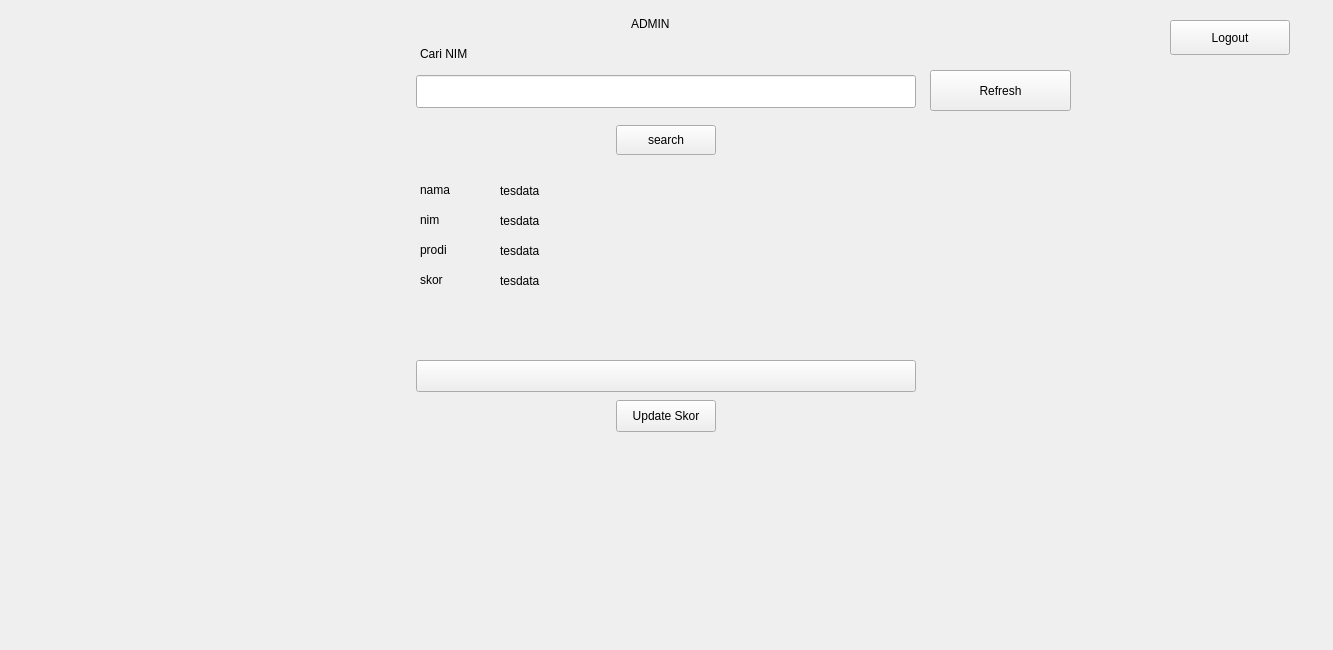
Before: the Qt Designer form main.ui in Najer-jril/app1, drawn with Qt 5.
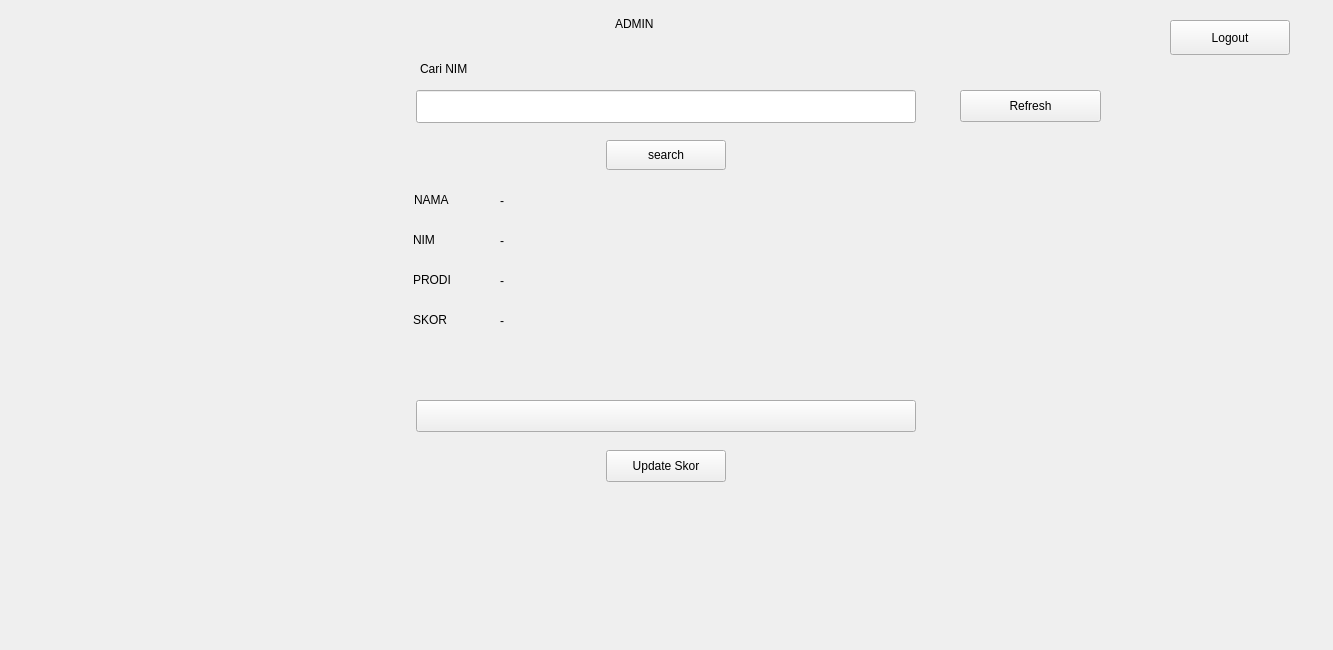
After: the same form once the commit is applied. The open tabs and pages were chosen to show the change. Icons and pictures are not drawn. Custom widgets are drawn as their Qt base class.

Diff of the .ui file:
```diff
--- a/main.ui
+++ b/main.ui
@@ -863,9 +863,9 @@
     <widget class="PushButton" name="PushButton_4">
      <property name="geometry">
       <rect>
-       <x>616</x>
-       <y>125</y>
-       <width>100</width>
+       <x>606</x>
+       <y>140</y>
+       <width>120</width>
        <height>30</height>
       </rect>
      </property>
@@ -877,112 +877,192 @@
      <property name="geometry">
       <rect>
        <x>500</x>
-       <y>240</y>
-       <width>411</width>
+       <y>270</y>
+       <width>541</width>
        <height>21</height>
       </rect>
      </property>
      <property name="text">
-      <string>tesdata</string>
+      <string>-</string>
+     </property>
+     <property name="lightColor" stdset="0">
+      <color>
+       <red>255</red>
+       <green>255</green>
+       <blue>255</blue>
+      </color>
+     </property>
+     <property name="pixelFontSize" stdset="0">
+      <number>16</number>
      </property>
     </widget>
     <widget class="BodyLabel" name="nama_a">
      <property name="geometry">
       <rect>
        <x>500</x>
-       <y>180</y>
-       <width>411</width>
+       <y>190</y>
+       <width>541</width>
        <height>21</height>
       </rect>
      </property>
      <property name="text">
-      <string>tesdata</string>
+      <string>-</string>
+     </property>
+     <property name="lightColor" stdset="0">
+      <color>
+       <red>255</red>
+       <green>255</green>
+       <blue>255</blue>
+      </color>
+     </property>
+     <property name="pixelFontSize" stdset="0">
+      <number>16</number>
      </property>
     </widget>
     <widget class="BodyLabel" name="BodyLabel_9">
      <property name="geometry">
       <rect>
-       <x>420</x>
-       <y>270</y>
-       <width>34</width>
-       <height>19</height>
+       <x>413</x>
+       <y>310</y>
+       <width>41</width>
+       <height>20</height>
       </rect>
      </property>
      <property name="text">
-      <string>skor</string>
+      <string>SKOR</string>
+     </property>
+     <property name="lightColor" stdset="0">
+      <color>
+       <red>255</red>
+       <green>255</green>
+       <blue>255</blue>
+      </color>
+     </property>
+     <property name="pixelFontSize" stdset="0">
+      <number>16</number>
      </property>
     </widget>
     <widget class="BodyLabel" name="BodyLabel_15">
      <property name="geometry">
       <rect>
-       <x>420</x>
-       <y>240</y>
-       <width>34</width>
-       <height>19</height>
+       <x>413</x>
+       <y>270</y>
+       <width>51</width>
+       <height>20</height>
       </rect>
      </property>
      <property name="text">
-      <string>prodi</string>
+      <string>PRODI</string>
+     </property>
+     <property name="lightColor" stdset="0">
+      <color>
+       <red>255</red>
+       <green>255</green>
+       <blue>255</blue>
+      </color>
+     </property>
+     <property name="pixelFontSize" stdset="0">
+      <number>16</number>
      </property>
     </widget>
     <widget class="BodyLabel" name="BodyLabel_16">
      <property name="geometry">
       <rect>
-       <x>420</x>
-       <y>210</y>
-       <width>34</width>
-       <height>19</height>
+       <x>413</x>
+       <y>230</y>
+       <width>41</width>
+       <height>20</height>
       </rect>
      </property>
      <property name="text">
-      <string>nim</string>
+      <string>NIM</string>
+     </property>
+     <property name="lightColor" stdset="0">
+      <color>
+       <red>255</red>
+       <green>255</green>
+       <blue>255</blue>
+      </color>
+     </property>
+     <property name="pixelFontSize" stdset="0">
+      <number>16</number>
      </property>
     </widget>
     <widget class="BodyLabel" name="skor_a">
      <property name="geometry">
       <rect>
        <x>500</x>
-       <y>270</y>
+       <y>310</y>
        <width>411</width>
        <height>21</height>
       </rect>
      </property>
      <property name="text">
-      <string>tesdata</string>
+      <string>-</string>
+     </property>
+     <property name="lightColor" stdset="0">
+      <color>
+       <red>255</red>
+       <green>255</green>
+       <blue>255</blue>
+      </color>
+     </property>
+     <property name="pixelFontSize" stdset="0">
+      <number>16</number>
      </property>
     </widget>
     <widget class="BodyLabel" name="nim_a">
      <property name="geometry">
       <rect>
        <x>500</x>
-       <y>210</y>
+       <y>230</y>
        <width>411</width>
        <height>21</height>
       </rect>
      </property>
      <property name="text">
-      <string>tesdata</string>
+      <string>-</string>
+     </property>
+     <property name="lightColor" stdset="0">
+      <color>
+       <red>255</red>
+       <green>255</green>
+       <blue>255</blue>
+      </color>
+     </property>
+     <property name="pixelFontSize" stdset="0">
+      <number>16</number>
      </property>
     </widget>
     <widget class="BodyLabel" name="BodyLabel_17">
      <property name="geometry">
       <rect>
-       <x>420</x>
-       <y>180</y>
-       <width>35</width>
-       <height>19</height>
+       <x>414</x>
+       <y>190</y>
+       <width>51</width>
+       <height>20</height>
       </rect>
      </property>
      <property name="text">
-      <string>nama</string>
+      <string>NAMA</string>
+     </property>
+     <property name="lightColor" stdset="0">
+      <color>
+       <red>255</red>
+       <green>255</green>
+       <blue>255</blue>
+      </color>
+     </property>
+     <property name="pixelFontSize" stdset="0">
+      <number>16</number>
      </property>
     </widget>
     <widget class="SubtitleLabel" name="SubtitleLabel_4">
      <property name="geometry">
       <rect>
-       <x>631</x>
+       <x>615</x>
        <y>10</y>
-       <width>71</width>
+       <width>101</width>
        <height>27</height>
       </rect>
      </property>
@@ -994,7 +1074,7 @@
      <property name="geometry">
       <rect>
        <x>416</x>
-       <y>360</y>
+       <y>400</y>
        <width>500</width>
        <height>32</height>
       </rect>
@@ -1047,9 +1127,9 @@
     <widget class="PushButton" name="update_skor">
      <property name="geometry">
       <rect>
-       <x>616</x>
-       <y>400</y>
-       <width>100</width>
+       <x>606</x>
+       <y>450</y>
+       <width>120</width>
        <height>32</height>
       </rect>
      </property>
@@ -1080,7 +1160,7 @@
      <property name="geometry">
       <rect>
        <x>416</x>
-       <y>75</y>
+       <y>90</y>
        <width>500</width>
        <height>33</height>
       </rect>
@@ -1090,7 +1170,7 @@
      <property name="geometry">
       <rect>
        <x>420</x>
-       <y>40</y>
+       <y>55</y>
        <width>119</width>
        <height>27</height>
       </rect>
@@ -1112,12 +1192,314 @@
     <widget class="QPushButton" name="refresh_btn">
      <property name="geometry">
       <rect>
-       <x>930</x>
-       <y>70</y>
+       <x>960</x>
+       <y>90</y>
        <width>141</width>
-       <height>41</height>
+       <height>32</height>
       </rect>
      </property>
+     <property name="styleSheet">
+      <string notr="true">PushButton, ToolButton, ToggleButton, ToggleToolButton {
+    color: black;
+    background: rgba(255, 255, 255, 0.7);
+    border: 1px solid rgba(0, 0, 0, 0.073);
+    border-bottom: 1px solid rgba(0, 0, 0, 0.183);
+    border-radius: 10px;
+    /* font: 14px 'Segoe UI', 'Microsoft YaHei'; */
+    padding: 5px 12px 6px 12px;
+    outline: none;
+}
+
+ToolButton {
+    padding: 5px 9px 6px 8px;
+}
+
+PushButton[hasIcon=false] {
+    padding: 5px 12px 6px 12px;
+}
+
+PushButton[hasIcon=true] {
+    padding: 5px 12px 6px 36px;
+}
+
+DropDownToolButton, PrimaryDropDownToolButton {
+    padding: 5px 31px 6px 8px;
+}
+
+DropDownPushButton[hasIcon=false],
+PrimaryDropDownPushButton[hasIcon=false] {
+    padding: 5px 31px 6px 12px;
+}
+
+DropDownPushButton[hasIcon=true],
+PrimaryDropDownPushButton[hasIcon=true] {
+    padding: 5px 31px 6px 36px;
+}
+
+PushButton:hover, ToolButton:hover, ToggleButton:hover, ToggleToolButton:hover {
+    background: rgba(249, 249, 249, 0.5);
+}
+
+PushButton:pressed, ToolButton:pressed, ToggleButton:pressed, ToggleToolButton:pressed {
+    color: rgba(0, 0, 0, 0.63);
+    background: rgba(249, 249, 249, 0.3);
+    border-bottom: 1px solid rgba(0, 0, 0, 0.073);
+}
+
+PushButton:disabled, ToolButton:disabled, ToggleButton:disabled, ToggleToolButton:disabled {
+    color: rgba(0, 0, 0, 0.36);
+    background: rgba(249, 249, 249, 0.3);
+    border: 1px solid rgba(0, 0, 0, 0.06);
+    border-bottom: 1px solid rgba(0, 0, 0, 0.06);
+}
+
+
+PrimaryPushButton,
+PrimaryToolButton,
+ToggleButton:checked,
+ToggleToolButton:checked {
+    color: white;
+    background-color: #009faa;
+    border: 1px solid #00a7b3;
+    border-bottom: 1px solid #007780;
+}
+
+PrimaryPushButton:hover,
+PrimaryToolButton:hover,
+ToggleButton:checked:hover,
+ToggleToolButton:checked:hover {
+    background-color: #00a7b3;
+    border: 1px solid #2daab3;
+    border-bottom: 1px solid #007780;
+}
+
+PrimaryPushButton:pressed,
+PrimaryToolButton:pressed,
+ToggleButton:checked:pressed,
+ToggleToolButton:checked:pressed {
+    color: rgba(255, 255, 255, 0.63);
+    background-color: #3eabb3;
+    border: 1px solid #3eabb3;
+}
+
+PrimaryPushButton:disabled,
+PrimaryToolButton:disabled,
+ToggleButton:checked:disabled,
+ToggleToolButton:checked:disabled {
+    color: rgba(255, 255, 255, 0.9);
+    background-color: rgb(205, 205, 205);
+    border: 1px solid rgb(205, 205, 205);
+}
+
+SplitDropButton,
+PrimarySplitDropButton {
+    border-left: none;
+    border-top-left-radius: 0;
+    border-bottom-left-radius: 0;
+}
+
+#splitPushButton,
+#splitToolButton,
+#primarySplitPushButton,
+#primarySplitToolButton {
+    border-top-right-radius: 0;
+    border-bottom-right-radius: 0;
+}
+
+#splitPushButton:pressed,
+#splitToolButton:pressed,
+SplitDropButton:pressed {
+    border-bottom: 1px solid rgba(0, 0, 0, 0.183);
+}
+
+PrimarySplitDropButton:pressed {
+    border-bottom: 1px solid #007780;
+}
+
+#primarySplitPushButton, #primarySplitToolButton {
+    border-right: 1px solid #3eabb3;
+}
+
+#primarySplitPushButton:pressed, #primarySplitToolButton:pressed {
+    border-bottom: 1px solid #007780;
+}
+
+HyperlinkButton {
+    /* font: 14px 'Segoe UI', 'Microsoft YaHei'; */
+    padding: 6px 12px 6px 12px;
+    color: #009faa;
+    border: none;
+    border-radius: 6px;
+    background-color: transparent;
+}
+
+HyperlinkButton[hasIcon=false] {
+    padding: 6px 12px 6px 12px;
+}
+
+HyperlinkButton[hasIcon=true] {
+    padding: 6px 12px 6px 36px;
+}
+
+HyperlinkButton:hover {
+    color: #009faa;
+    background-color: rgba(0, 0, 0, 10);
+    border: none;
+}
+
+HyperlinkButton:pressed {
+    color: #009faa;
+    background-color: rgba(0, 0, 0, 6);
+    border: none;
+}
+
+HyperlinkButton:disabled {
+    color: rgba(0, 0, 0, 0.43);
+    background-color: transparent;
+    border: none;
+}
+
+
+RadioButton {
+    min-height: 24px;
+    max-height: 24px;
+    background-color: transparent;
+    font: 14px 'Segoe UI', 'Microsoft YaHei', 'PingFang SC';
+    color: black;
+}
+
+RadioButton::indicator {
+    width: 18px;
+    height: 18px;
+    border-radius: 11px;
+    border: 2px solid #999999;
+    background-color: rgba(0, 0, 0, 5);
+    margin-right: 4px;
+}
+
+RadioButton::indicator:hover {
+    background-color: rgba(0, 0, 0, 0);
+}
+
+RadioButton::indicator:pressed {
+    border: 2px solid #bbbbbb;
+    background-color: qradialgradient(spread:pad, cx:0.5, cy:0.5, radius:0.5, fx:0.5, fy:0.5,
+            stop:0 rgb(255, 255, 255),
+            stop:0.5 rgb(255, 255, 255),
+            stop:0.6 rgb(225, 224, 223),
+            stop:1 rgb(225, 224, 223));
+}
+
+RadioButton::indicator:checked {
+    height: 22px;
+    width: 22px;
+    border: none;
+    border-radius: 11px;
+    background-color: qradialgradient(spread:pad, cx:0.5, cy:0.5, radius:0.5, fx:0.5, fy:0.5,
+            stop:0 rgb(255, 255, 255),
+            stop:0.5 rgb(255, 255, 255),
+            stop:0.6 #009faa,
+            stop:1 #009faa);
+}
+
+RadioButton::indicator:checked:hover {
+    background-color: qradialgradient(spread:pad, cx:0.5, cy:0.5, radius:0.5, fx:0.5, fy:0.5,
+            stop:0 rgb(255, 255, 255),
+            stop:0.6 rgb(255, 255, 255),
+            stop:0.7 #009faa,
+            stop:1 #009faa);
+}
+
+RadioButton::indicator:checked:pressed {
+    background-color: qradialgradient(spread:pad, cx:0.5, cy:0.5, radius:0.5, fx:0.5, fy:0.5,
+            stop:0 rgb(255, 255, 255),
+            stop:0.5 rgb(255, 255, 255),
+            stop:0.6 #009faa,
+            stop:1 #009faa);
+}
+
+RadioButton:disabled {
+    color: rgba(0, 0, 0, 110);
+}
+
+RadioButton::indicator:disabled {
+    border: 2px solid #bbbbbb;
+    background-color: transparent;
+}
+
+RadioButton::indicator:disabled:checked {
+    border: none;
+    background-color: qradialgradient(spread:pad, cx:0.5, cy:0.5, radius:0.5, fx:0.5, fy:0.5,
+            stop:0 rgb(255, 255, 255),
+            stop:0.5 rgb(255, 255, 255),
+            stop:0.6 rgba(0, 0, 0, 0.2169),
+            stop:1 rgba(0, 0, 0, 0.2169));
+}
+
+TransparentToolButton,
+TransparentToggleToolButton,
+TransparentDropDownToolButton,
+TransparentPushButton,
+TransparentDropDownPushButton,
+TransparentTogglePushButton {
+    background-color: transparent;
+    border: none;
+    border-radius: 5px;
+    margin: 0;
+}
+
+TransparentToolButton:hover,
+TransparentToggleToolButton:hover,
+TransparentDropDownToolButton:hover,
+TransparentPushButton:hover,
+TransparentDropDownPushButton:hover,
+TransparentTogglePushButton:hover {
+    background-color: rgba(0, 0, 0, 9);
+    border: none;
+}
+
+TransparentToolButton:pressed,
+TransparentToggleToolButton:pressed,
+TransparentDropDownToolButton:pressed,
+TransparentPushButton:pressed,
+TransparentDropDownPushButton:pressed,
+TransparentTogglePushButton:pressed {
+    background-color: rgba(0, 0, 0, 6);
+    border: none;
+}
+
+TransparentToolButton:disabled,
+TransparentToggleToolButton:disabled,
+TransparentDropDownToolButton:disabled,
+TransprentPushButton:disabled,
+TransparentDropDownPushButton:disabled,
+TransprentTogglePushButton:disabled {
+    background-color: transparent;
+    border: none;
+}
+
+
+PillPushButton,
+PillPushButton:hover,
+PillPushButton:pressed,
+PillPushButton:disabled,
+PillPushButton:checked,
+PillPushButton:checked:hover,
+PillPushButton:checked:pressed,
+PillPushButton:disabled:checked,
+PillToolButton,
+PillToolButton:hover,
+PillToolButton:pressed,
+PillToolButton:disabled,
+PillToolButton:checked,
+PillToolButton:checked:hover,
+PillToolButton:checked:pressed,
+PillToolButton:disabled:checked {
+    background-color: transparent;
+    border: none;
+}
+</string>
+     </property>
      <property name="text">
       <string>Refresh</string>
      </property>
```
Left out of the diff: 1312 changed lines with no effect on the pictures.
